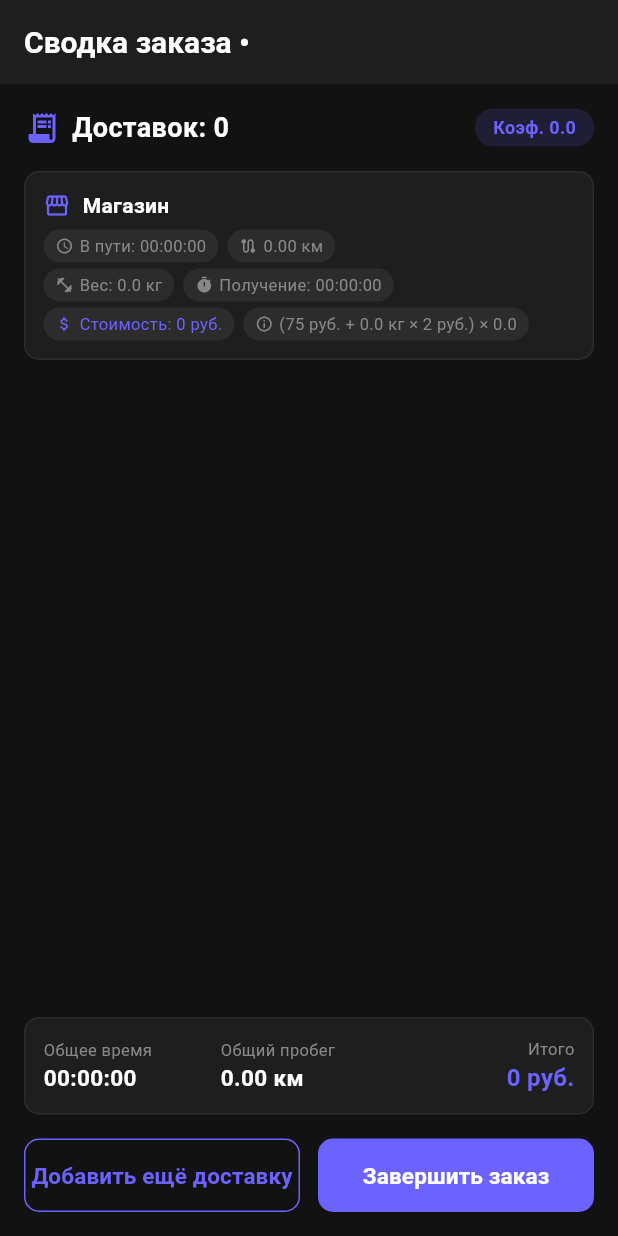
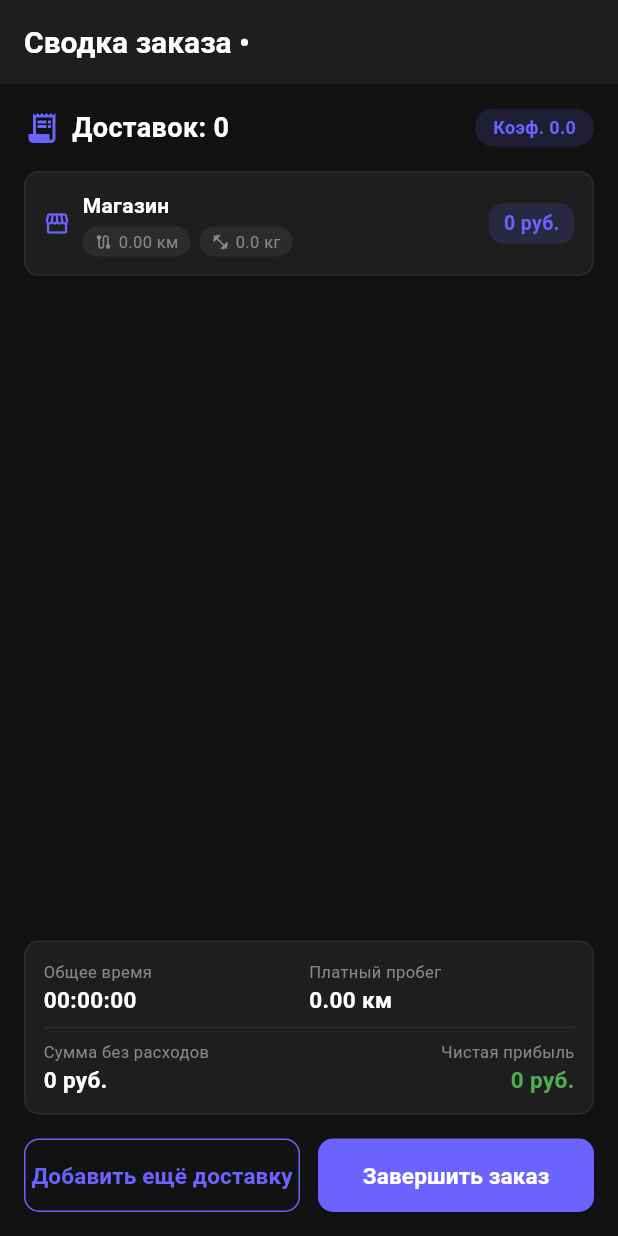
Before and after one commit to sichevmi/delivery-finance-platform, a Flutter app: the OrderSummaryScreen screen opened directly with empty values, on a phone screen of 412 x 824 dp. Run offline on Flutter 3.47's test engine with Material 3 defaults, Android fonts, the phone set to English and light mode, and no system bars; our stand-ins replace dio, email_validator, fl_chart, flutter_riverpod, geolocator, permission_handler and 2 more; missing offline and left inert: dart:html; accounts and stored records are empty.

Commit message:
меняем  показатели на экране сводки заказа

```diff
--- a/mobile/delivery_app/lib/features/delivery/ui/screens/order_summary_screen.dart
+++ b/mobile/delivery_app/lib/features/delivery/ui/screens/order_summary_screen.dart
@@ -2,7 +2,6 @@ import 'package:flutter/material.dart';
 import 'package:flutter_riverpod/flutter_riverpod.dart';
 import 'package:delivery_app/features/delivery/providers/tab_provider.dart';
 import 'package:delivery_app/features/delivery/providers/pricing_provider.dart';
-import 'order_route_screen.dart';
 import 'package:delivery_app/features/delivery/models/delivery.dart';
 import 'package:delivery_app/features/delivery/models/pricing_config.dart';
 
@@ -35,27 +34,29 @@ class OrderSummaryScreen extends ConsumerWidget {
   Widget build(BuildContext context, WidgetRef ref) {
     final pricing = ref.watch(pricingProvider);
 
-    // Берём первую доставку для общих данных
     final firstDelivery = deliveries.isNotEmpty ? deliveries.first : null;
 
-    // Данные по магазину (только из первой доставки)
-    final shopTime = firstDelivery?.timeToShop ?? 0;
+    // Данные по магазину
     final shopDistance = firstDelivery?.distanceToShop ?? 0.0;
-    final receivingTime = firstDelivery?.timeReceiving ?? 0;
-
-    // Рассчитываем стоимость магазина (получение + вес) с учётом коэффициента
     final shopWeight = firstDelivery?.weight ?? 0.0;
     final shopCost = (pricing.receivingFee + (shopWeight * pricing.pricePerKg)) * coefficient;
 
-    // Рассчитываем стоимость каждой доставки с учётом коэффициента
+    // Рассчитываем расходы (бензин)
+    final fuelConsumption = 0.0; // TODO: брать из справочника
+    final fuelPrice = 0.0; // TODO: брать из справочника
+    final totalFuelLiters = totalDistance * (fuelConsumption / 100);
+    final totalFuelCost = totalFuelLiters * fuelPrice;
+    final totalExpenses = totalFuelCost; // + амортизация и т.д.
+
+    // Рассчитываем стоимость каждой доставки
     double totalDeliveriesCost = 0.0;
     for (final d in deliveries) {
       final deliveryCost = (pricing.deliveryFee + (d.distanceToClient * pricing.pricePerKm)) * coefficient;
       totalDeliveriesCost += deliveryCost;
     }
 
-    // Общая стоимость = магазин + все доставки
     final totalCostFinal = shopCost + totalDeliveriesCost;
+    final netProfit = totalCostFinal - totalExpenses;
 
     return Scaffold(
       appBar: AppBar(
@@ -101,7 +102,79 @@ class OrderSummaryScreen extends ConsumerWidget {
             ),
             const SizedBox(height: 16),
 
-            // Карточка "Магазин"
+            // Карточка "Магазин" (убрано время, сумма в правом углу)
+            Container(
+              padding: const EdgeInsets.all(12),
+              decoration: BoxDecoration(
+                color: const Color(0xFF1E1E1E),
+                borderRadius: BorderRadius.circular(10),
+                border: Border.all(color: const Color(0xFF2C2C2C)),
+              ),
+              child: Row(
+                children: [
+                  const Icon(Icons.storefront, size: 18, color: Color(0xFF6C63FF)),
+                  const SizedBox(width: 8),
+                  Expanded(
+                    child: Column(
+                      crossAxisAlignment: CrossAxisAlignment.start,
+                      children: [
+                        const Text(
+                          'Магазин',
+                          style: TextStyle(
+                            fontSize: 14,
+                            fontWeight: FontWeight.w600,
+                            color: Colors.white,
+                          ),
+                        ),
+                        const SizedBox(height: 4),
+                        Wrap(
+                          spacing: 6,
+                          runSpacing: 4,
+                          children: [
+                            _buildChip(Icons.route, '${shopDistance.toStringAsFixed(2)} км'),
+                            _buildChip(Icons.fitness_center, '${shopWeight.toStringAsFixed(1)} кг'),
+                          ],
+                        ),
+                      ],
+                    ),
+                  ),
+                  // Сумма в правом углу
+                  Container(
+                    padding: const EdgeInsets.symmetric(horizontal: 10, vertical: 4),
+                    decoration: BoxDecoration(
+                      color: const Color(0xFF6C63FF).withOpacity(0.15),
+                      borderRadius: BorderRadius.circular(10),
+                    ),
+                    child: Text(
+                      '${shopCost.toStringAsFixed(0)} руб.',
+                      style: const TextStyle(
+                        color: Color(0xFF6C63FF),
+                        fontSize: 13,
+                        fontWeight: FontWeight.bold,
+                      ),
+                    ),
+                  ),
+                ],
+              ),
+            ),
+            const SizedBox(height: 12),
+
+            // Список доставок (убрано время, только адрес, дом, пробег, сумма)
+            Expanded(
+              child: ListView.separated(
+                itemCount: deliveries.length,
+                separatorBuilder: (_, __) => const SizedBox(height: 10),
+                itemBuilder: (context, index) {
+                  final d = deliveries[index];
+                  final deliveryCost = (pricing.deliveryFee + (d.distanceToClient * pricing.pricePerKm)) * coefficient;
+                  return _buildDeliveryCard(d, deliveryCost);
+                },
+              ),
+            ),
+
+            const SizedBox(height: 12),
+
+            // Итоги (общее время, платный пробег, сумма без расходов, чистая прибыль)
             Container(
               padding: const EdgeInsets.all(12),
               decoration: BoxDecoration(
@@ -110,83 +183,8 @@ class OrderSummaryScreen extends ConsumerWidget {
                 border: Border.all(color: const Color(0xFF2C2C2C)),
               ),
               child: Column(
-                crossAxisAlignment: CrossAxisAlignment.start,
                 children: [
                   Row(
-                    children: [
-                      const Icon(Icons.storefront, size: 18, color: Color(0xFF6C63FF)),
-                      const SizedBox(width: 8),
-                      const Text(
-                        'Магазин',
-                        style: TextStyle(
-                          fontSize: 14,
-                          fontWeight: FontWeight.w600,
-                          color: Colors.white,
-                        ),
-                      ),
-                    ],
-                  ),
-                  const SizedBox(height: 6),
-                  Row(
-                    children: [
-                      _buildDetailChip(Icons.access_time, 'В пути: ${_formatTime(shopTime)}'),
-                      const SizedBox(width: 6),
-                      _buildDetailChip(Icons.route, '${shopDistance.toStringAsFixed(2)} км'),
-                    ],
-                  ),
-                  const SizedBox(height: 4),
-                  Row(
-                    children: [
-                      _buildDetailChip(Icons.fitness_center, 'Вес: ${shopWeight.toStringAsFixed(1)} кг'),
-                      const SizedBox(width: 6),
-                      _buildDetailChip(Icons.timer, 'Получение: ${_formatTime(receivingTime)}'),
-                    ],
-                  ),
-                  const SizedBox(height: 4),
-                  Row(
-                    children: [
-                      _buildDetailChip(
-                        Icons.attach_money,
-                        'Стоимость: ${shopCost.toStringAsFixed(0)} руб.',
-                        color: const Color(0xFF6C63FF),
-                      ),
-                      const SizedBox(width: 6),
-                      _buildDetailChip(
-                        Icons.info_outline,
-                        '(${pricing.receivingFee.toStringAsFixed(0)} руб. + ${shopWeight.toStringAsFixed(1)} кг × ${pricing.pricePerKg.toStringAsFixed(0)} руб.) × $coefficient',
-                        color: const Color(0xFF888888),
-                      ),
-                    ],
-                  ),
-                ],
-              ),
-            ),
-            const SizedBox(height: 12),
-
-            // Список доставок
-            Expanded(
-              child: ListView.separated(
-                itemCount: deliveries.length,
-                separatorBuilder: (_, __) => const SizedBox(height: 10),
-                itemBuilder: (context, index) {
-                  final d = deliveries[index];
-                  final deliveryCost = (pricing.deliveryFee + (d.distanceToClient * pricing.pricePerKm)) * coefficient;
-                  return _buildDeliveryCard(d, deliveryCost, pricing);
-                },
-              ),
-            ),
-
-            const SizedBox(height: 12),
-
-            // Итоги
-            Container(
-              padding: const EdgeInsets.all(12),
-              decoration: BoxDecoration(
-                color: const Color(0xFF1E1E1E),
-                borderRadius: BorderRadius.circular(10),
-                border: Border.all(color: const Color(0xFF2C2C2C)),
-              ),
-              child: Row(
                     children: [
                       Expanded(
                         child: Column(
@@ -201,8 +199,22 @@ class OrderSummaryScreen extends ConsumerWidget {
                         child: Column(
                           crossAxisAlignment: CrossAxisAlignment.start,
                           children: [
-                        const Text('Общий пробег', style: TextStyle(color: Color(0xFF888888), fontSize: 11)),
+                            const Text('Платный пробег', style: TextStyle(color: Color(0xFF888888), fontSize: 11)),
                             Text('${totalDistance.toStringAsFixed(2)} км', style: const TextStyle(color: Colors.white, fontSize: 15, fontWeight: FontWeight.bold)),
+                          ],
+                        ),
+                      ),
+                    ],
+                  ),
+                  const Divider(color: Color(0xFF2C2C2C), height: 16),
+                  Row(
+                    children: [
+                      Expanded(
+                        child: Column(
+                          crossAxisAlignment: CrossAxisAlignment.start,
+                          children: [
+                            const Text('Сумма без расходов', style: TextStyle(color: Color(0xFF888888), fontSize: 11)),
+                            Text('${totalCostFinal.toStringAsFixed(0)} руб.', style: const TextStyle(color: Colors.white, fontSize: 15, fontWeight: FontWeight.bold)),
                           ],
                         ),
                       ),
@@ -210,11 +222,44 @@ class OrderSummaryScreen extends ConsumerWidget {
                         child: Column(
                           crossAxisAlignment: CrossAxisAlignment.end,
                           children: [
-                        const Text('Итого', style: TextStyle(color: Color(0xFF888888), fontSize: 11)),
-                        Text('${totalCostFinal.toStringAsFixed(0)} руб.', style: const TextStyle(color: Color(0xFF6C63FF), fontSize: 16, fontWeight: FontWeight.bold)),
+                            const Text('Чистая прибыль', style: TextStyle(color: Color(0xFF888888), fontSize: 11)),
+                            Text(
+                              '${netProfit.toStringAsFixed(0)} руб.',
+                              style: TextStyle(
+                                color: netProfit >= 0 ? Colors.green : Colors.red,
+                                fontSize: 15,
+                                fontWeight: FontWeight.bold,
+                              ),
+                            ),
                           ],
                         ),
                       ),
+                    ],
+                  ),
+                  // Расходы (дополнительная информация)
+                  if (totalExpenses > 0) ...[
+                    const Divider(color: Color(0xFF2C2C2C), height: 16),
+                    Row(
+                      children: [
+                        Expanded(
+                          child: Column(
+                            crossAxisAlignment: CrossAxisAlignment.start,
+                            children: [
+                              const Text('Расходы', style: TextStyle(color: Color(0xFF888888), fontSize: 11)),
+                              Text(
+                                'Бензин: ${totalFuelLiters.toStringAsFixed(1)} л × ${fuelPrice.toStringAsFixed(0)} руб.',
+                                style: const TextStyle(color: Color(0xFF888888), fontSize: 12),
+                              ),
+                            ],
+                          ),
+                        ),
+                        Text(
+                          '-${totalExpenses.toStringAsFixed(0)} руб.',
+                          style: const TextStyle(color: Colors.orange, fontSize: 14, fontWeight: FontWeight.w600),
+                        ),
+                      ],
+                    ),
+                  ],
                 ],
               ),
             ),
@@ -276,7 +321,7 @@ class OrderSummaryScreen extends ConsumerWidget {
     );
   }
 
-  Widget _buildDeliveryCard(Delivery d, double deliveryCost, PricingConfig pricing) {
+  Widget _buildDeliveryCard(Delivery d, double deliveryCost) {
     return Container(
       padding: const EdgeInsets.all(12),
       decoration: BoxDecoration(
@@ -284,10 +329,7 @@ class OrderSummaryScreen extends ConsumerWidget {
         borderRadius: BorderRadius.circular(10),
         border: Border.all(color: const Color(0xFF2C2C2C)),
       ),
-      child: Column(
-        crossAxisAlignment: CrossAxisAlignment.start,
-        children: [
-          Row(
+      child: Row(
         children: [
           Container(
             width: 28,
@@ -319,6 +361,8 @@ class OrderSummaryScreen extends ConsumerWidget {
                     fontSize: 14,
                     fontWeight: FontWeight.w500,
                   ),
+                  maxLines: 1,
+                  overflow: TextOverflow.ellipsis,
                 ),
                 Text(
                   'кв. ${d.apartment}',
@@ -327,9 +371,12 @@ class OrderSummaryScreen extends ConsumerWidget {
                     fontSize: 12,
                   ),
                 ),
+                const SizedBox(height: 2),
+                _buildChip(Icons.route, '${d.distanceToClient.toStringAsFixed(2)} км'),
               ],
             ),
           ),
+          // Сумма в правом углу
           Container(
             padding: const EdgeInsets.symmetric(horizontal: 10, vertical: 4),
             decoration: BoxDecoration(
@@ -347,37 +394,12 @@ class OrderSummaryScreen extends ConsumerWidget {
           ),
         ],
       ),
-          const SizedBox(height: 8),
-          // ---- ВСЕ ВРЕМЕНА ТЕПЕРЬ ОТОБРАЖАЮТСЯ ----
-          Wrap(
-            spacing: 6,
-            runSpacing: 4,
-            children: [
-              // Пробег до клиента
-              _buildDetailChip(Icons.route, '${d.distanceToClient.toStringAsFixed(2)} км'),
-              // Время в пути до клиента
-              _buildDetailChip(Icons.access_time, 'В пути: ${_formatTime(d.timeToClient)}'),
-              // Время выдачи
-              _buildDetailChip(Icons.home, 'Выдача: ${_formatTime(d.timeDelivery)}'),
-              // Время получения в магазине (добавили!)
-              _buildDetailChip(Icons.storefront, 'Получение: ${_formatTime(d.timeReceiving)}'),
-              // Расчёт стоимости
-              _buildDetailChip(
-                Icons.attach_money,
-                '(${pricing.deliveryFee.toStringAsFixed(0)} руб. + ${d.distanceToClient.toStringAsFixed(1)} км × ${pricing.pricePerKm.toStringAsFixed(0)} руб.) × $coefficient',
-                color: const Color(0xFF888888),
-                fontSize: 10,
-              ),
-            ],
-          ),
-        ],
-      ),
     );
   }
 
-  Widget _buildDetailChip(IconData icon, String text, {Color color = const Color(0xFF888888), double fontSize = 11}) {
+  Widget _buildChip(IconData icon, String text) {
     return Container(
-      padding: const EdgeInsets.symmetric(horizontal: 8, vertical: 3),
+      padding: const EdgeInsets.symmetric(horizontal: 8, vertical: 2),
       decoration: BoxDecoration(
         color: const Color(0xFF2C2C2C),
         borderRadius: BorderRadius.circular(12),
@@ -385,13 +407,13 @@ class OrderSummaryScreen extends ConsumerWidget {
       child: Row(
         mainAxisSize: MainAxisSize.min,
         children: [
-          Icon(icon, size: 12, color: color),
+          Icon(icon, size: 12, color: const Color(0xFF888888)),
           const SizedBox(width: 4),
           Text(
             text,
-            style: TextStyle(
-              fontSize: fontSize,
-              color: color,
+            style: const TextStyle(
+              fontSize: 11,
+              color: Color(0xFF888888),
             ),
           ),
         ],
```
Lines whose indentation alone changed are shown as unchanged.
